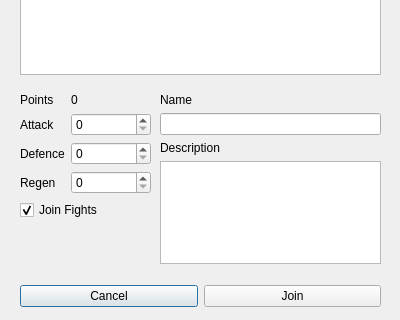
Qt form Lurk Client/connectionwidow.ui (Jesse-McDonald/LURK-Client) before a commit; both pictures show x 0 to 400 and y 187 to 507 of the 400 by 507 pixel window.
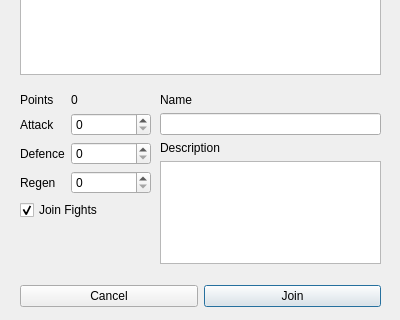
The same form after that commit.

Patch:
```diff
--- a/Lurk Client/connectionwidow.ui
+++ b/Lurk Client/connectionwidow.ui
@@ -190,6 +190,9 @@
       <property name="text">
        <string>Cancel</string>
       </property>
+      <property name="autoDefault">
+       <bool>false</bool>
+      </property>
      </widget>
     </item>
     <item>
@@ -197,6 +200,9 @@
       <property name="text">
        <string>Join</string>
       </property>
+      <property name="default">
+       <bool>true</bool>
+      </property>
      </widget>
     </item>
    </layout>
```
Left out of the diff: 74 changed lines with no effect on the pictures.
